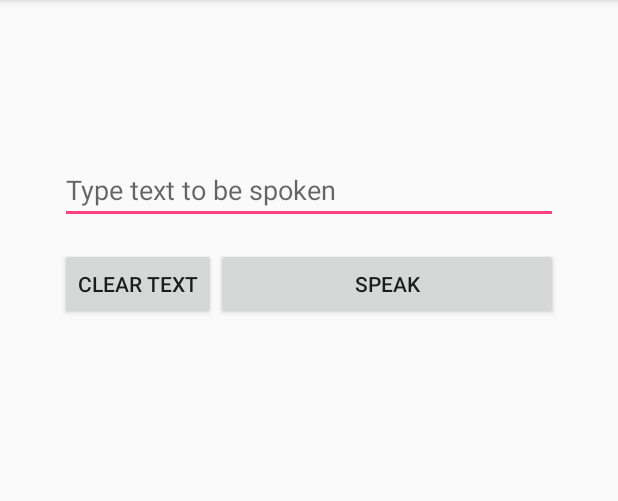
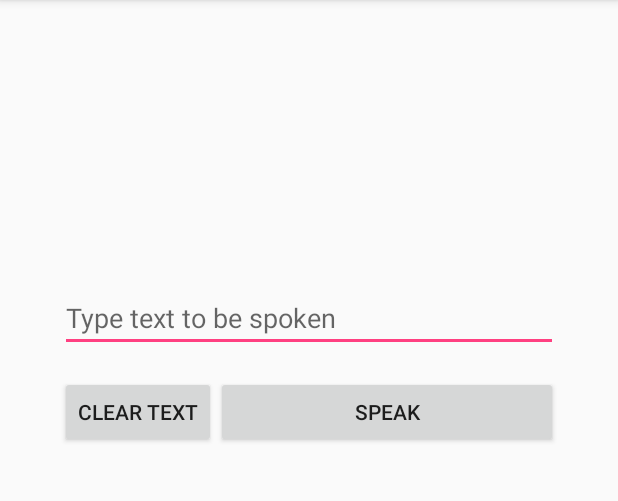
Before and after one commit to aemurill/Adiuvare, an Android app: the SpeakingScreen screen opened directly, with no data from a screen before it, on a phone screen of 412 x 824 dp, the part 84-585 px from its top. Run offline under Robolectric (Android 15) with nearby library versions, the phone set to English and light mode, and no system bars.

Commit message:
updated view of speaking screen; it now accepts up to 5 lines and grows up from the bottom, then after 5 lines of input turns into a scroll view.

```diff
--- a/app/src/main/res/layout/activity_speaking_screen.xml
+++ b/app/src/main/res/layout/activity_speaking_screen.xml
@@ -7,7 +7,7 @@
     tools:context="edu.ucsc.cmps121.adiuvare.SpeakingScreen">
 
     <RelativeLayout
-        android:layout_width="wrap_content"
+        android:layout_width="fill_parent"
         android:layout_height="wrap_content"
         android:layout_alignParentTop="true"
         android:layout_centerInParent="true">
@@ -17,11 +17,11 @@
             android:layout_margin="40dp"
             android:layout_width="fill_parent"
             android:layout_height="wrap_content"
+            android:gravity="bottom|left"
+            android:lines="5"
             android:hint="Type text to be spoken"
             android:inputType="textCapSentences|textAutoCorrect|textMultiLine"
-            android:maxLines="8"
-            android:layout_centerInParent="true"
-            android:layout_centerVertical="true"/>
+            android:layout_centerInParent="true"/>
 
         <LinearLayout
             android:layout_width="fill_parent"
```
